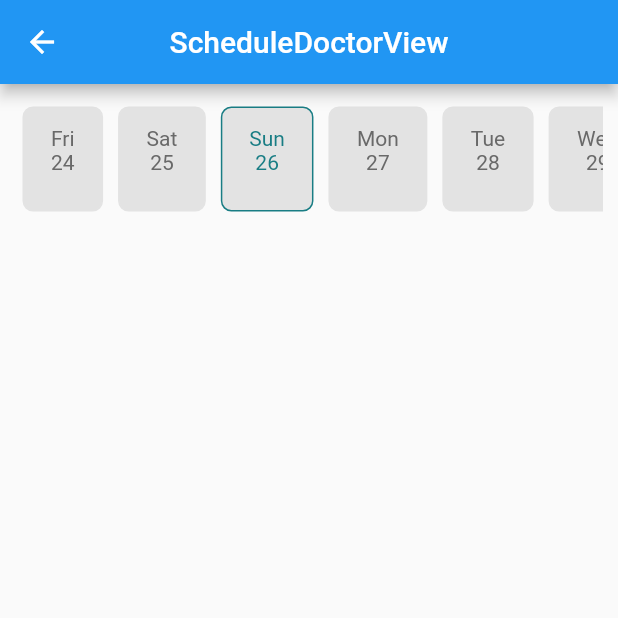
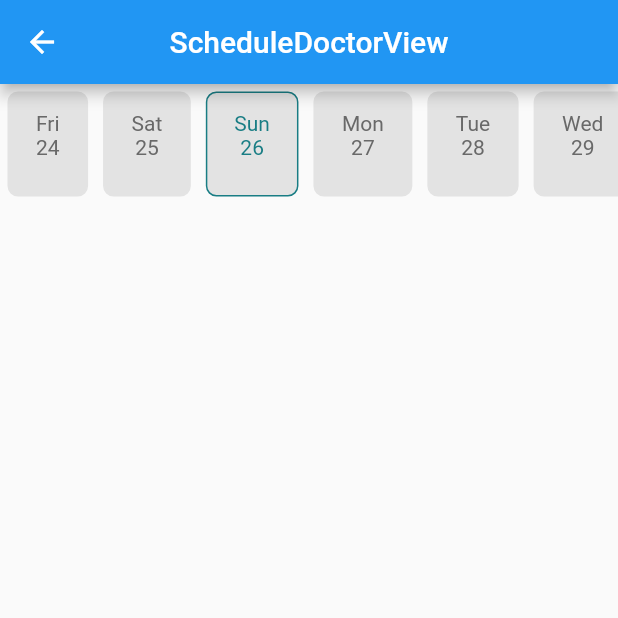
Before and after one commit to richardannowit/Health-Care-In-CanTho, a Flutter app: the ScheduleDoctorView screen opened by its route, on a phone screen of 412 x 824 dp, the top half of it. Run offline on Flutter 3.47's test engine with Material 2 defaults, Android fonts, the phone set to English and light mode, and no system bars; our stand-ins replace carousel_slider, cloud_firestore, firebase_auth, firebase_core, flutter_rating_bar, flutter_slidable and 4 more; accounts and stored records are empty; statements that could not run were skipped.

Commit message:
refactor calendar list

```diff
--- a/lib/app/modules/schedule_doctor/views/calendar_list.dart
+++ b/lib/app/modules/schedule_doctor/views/calendar_list.dart
@@ -24,6 +24,7 @@ class CalendarList extends StatelessWidget {
       DateTime.now().day,
     ).subtract(Duration(days: 2)).add(Duration(days: index));
 
+    return Obx(() {
       return GestureDetector(
         onTap: () {
           this.onChange!(thisDate);
@@ -61,15 +62,13 @@ class CalendarList extends StatelessWidget {
           ),
         ),
       );
+    });
   }
 
   @override
   Widget build(BuildContext context) {
-    return new SliverPadding(
-      padding: new EdgeInsets.all(10.0),
-      sliver: new SliverList(
-        delegate: new SliverChildListDelegate([
-          ConstrainedBox(
+    return Container(
+      child: ConstrainedBox(
         constraints: new BoxConstraints(
           maxHeight: height!,
         ),
@@ -81,12 +80,11 @@ class CalendarList extends StatelessWidget {
           itemBuilder: (context, index) => _eachCalDate(index, context),
         ),
       ),
-        ]),
-      ),
     );
   }
 }
 
 
+
 // Text(dFormat.format(thisDate),
 //                 style: TextStyle(color: Color(0xFF696969))),
--- a/lib/app/modules/schedule_doctor/views/schedule_doctor_view.dart
+++ b/lib/app/modules/schedule_doctor/views/schedule_doctor_view.dart
@@ -6,11 +6,6 @@ import 'package:get/get.dart';
 import '../controllers/schedule_doctor_controller.dart';
 
 class ScheduleDoctorView extends GetView<ScheduleDoctorController> {
-  final _selectedDate = DateTime.utc(
-    DateTime.now().year,
-    DateTime.now().month,
-    DateTime.now().day,
-  );
   @override
   Widget build(BuildContext context) {
     return Scaffold(
@@ -18,18 +13,21 @@ class ScheduleDoctorView extends GetView<ScheduleDoctorController> {
         title: Text('ScheduleDoctorView'),
         centerTitle: true,
       ),
-      body: Obx(() {
-        return CustomScrollView(
-          controller: controller.scrollController,
-          slivers: <Widget>[
+      body: SingleChildScrollView(
+        child: Obx(() {
+          return Container(
+            child: Column(
+              children: [
                 CalendarList(
                   height: 80,
                   date: controller.selectedDate,
                   onChange: controller.onDateChange,
                 ),
               ],
+            ),
           );
         }),
+      ),
     );
   }
 }
```
Lines whose indentation alone changed are shown as unchanged.
